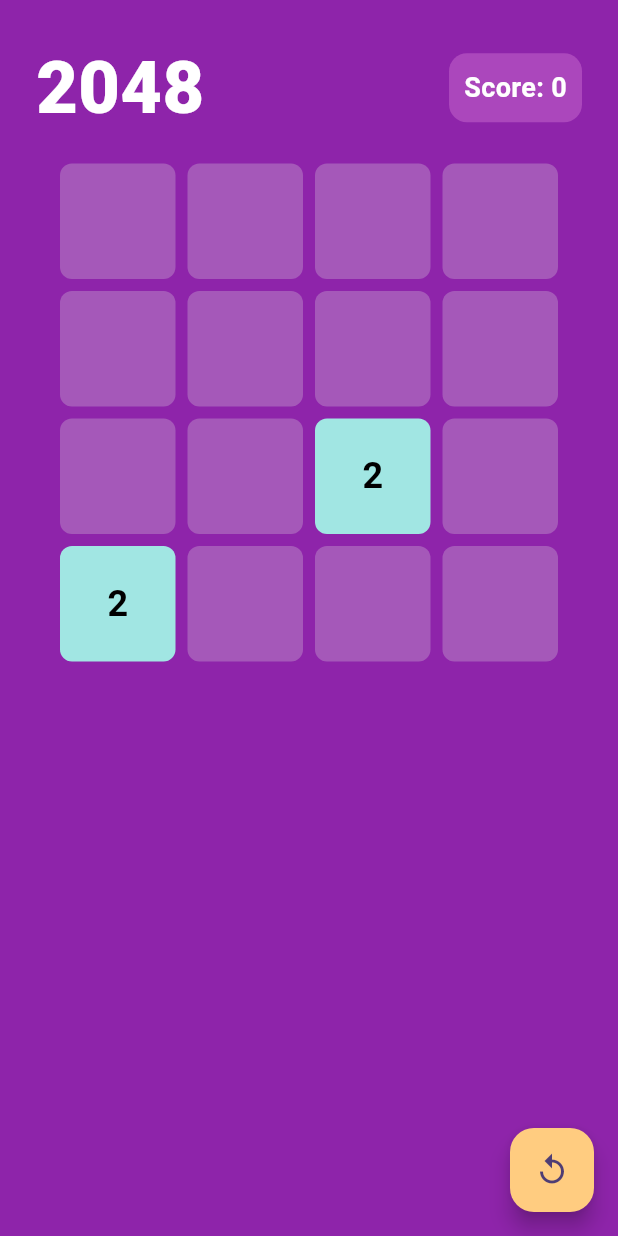
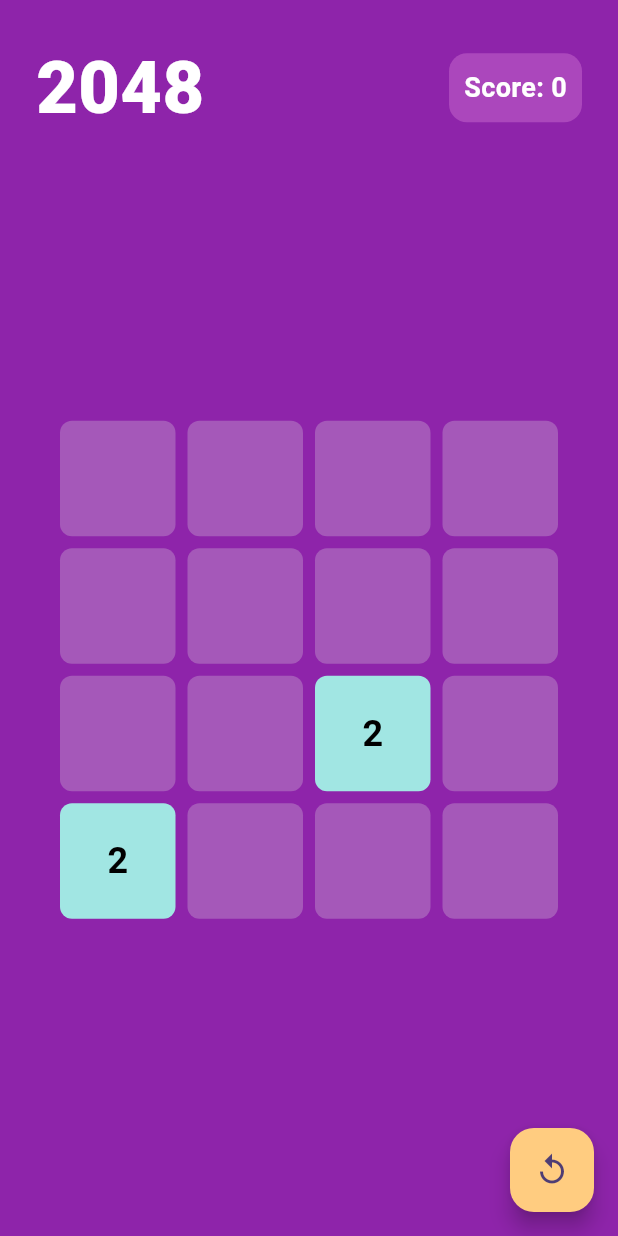
Before and after one commit to Grand0x/2048-flutter, a Flutter app: the screen it shows after launch, on a phone screen of 412 x 824 dp. Run offline on Flutter 3.47's test engine with Material 3 defaults, Android fonts, the phone set to English and light mode, and no system bars.

```diff
--- a/lib/widgets/game_board.dart
+++ b/lib/widgets/game_board.dart
@@ -44,15 +44,18 @@ class _GameBoardState extends State<GameBoard> {
   Widget build(BuildContext context) {
     return GestureDetector(
         onPanEnd: _handleSwipe,
-      child: Column(
-        children: [
-          Expanded(
         child: ListenableBuilder(
             listenable: widget.grid,
             builder: (context, child) {
-                    return GridView.builder(
+              return Stack(children: [
+                Column(
+                  children: [
+                    Expanded(
+                        child: Center(
+                      child: GridView.builder(
                         physics: const NeverScrollableScrollPhysics(),
                         padding: const EdgeInsets.all(16.0),
+                        shrinkWrap: true,
                         gridDelegate:
                             const SliverGridDelegateWithFixedCrossAxisCount(
                           crossAxisCount: 4,
@@ -65,10 +68,30 @@ class _GameBoardState extends State<GameBoard> {
                           int col = index % 4;
                           return Tile(number: widget.grid.grid[row][col]);
                         },
-                    );
-                  })),
+                      ),
+                    )),
                   ],
                 ),
-    );
+                if (widget.grid.isGameOver())
+                  Positioned.fill(
+                    child: Container(
+                      decoration: BoxDecoration(
+                        color: Colors.black.withOpacity(0.6),
+                        borderRadius: BorderRadius.circular(8.0),
+                      ),
+                      child: const Center(
+                        child: Text(
+                          'Game Over',
+                          style: TextStyle(
+                            fontSize: 48,
+                            color: Colors.white,
+                            fontWeight: FontWeight.bold,
+                          ),
+                        ),
+                      ),
+                    ),
+                  ),
+              ]);
+            }));
   }
 }
```
Also changed, not shown: assets/image.png (added), 1 other file. Lines whose indentation alone changed are shown as unchanged.
